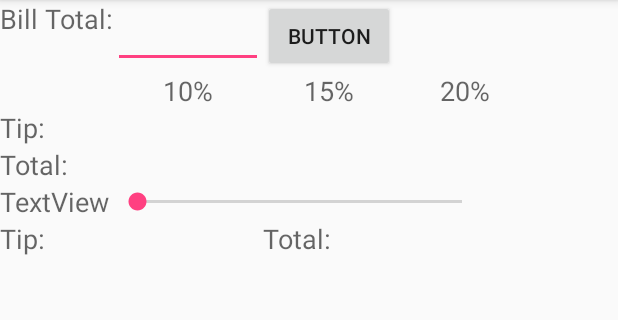
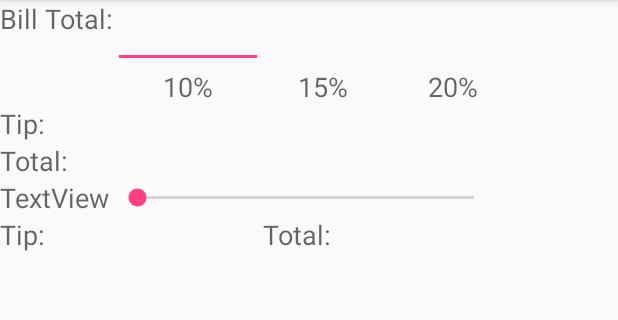
Before and after one commit to arturo378/TipCalculator, an Android app: the screen it shows after launch (MainActivity), on a phone screen of 412 x 824 dp, the part 84-404 px from its top. Run offline under Robolectric (Android 15) with nearby library versions, the phone set to English and light mode, and no system bars; 1 statement that could not run was skipped.

```diff
--- a/app/src/main/res/layout/activity_main.xml
+++ b/app/src/main/res/layout/activity_main.xml
@@ -25,13 +25,6 @@
             android:layout_span="1"
             android:inputType="number|numberDecimal"
             android:text="" />
-
-        <Button
-            android:id="@+id/btn_enter"
-            android:layout_width="wrap_content"
-            android:layout_height="wrap_content"
-            android:text="Button"
-            tools:text="Enter" />
 
     </TableRow>
 
```
